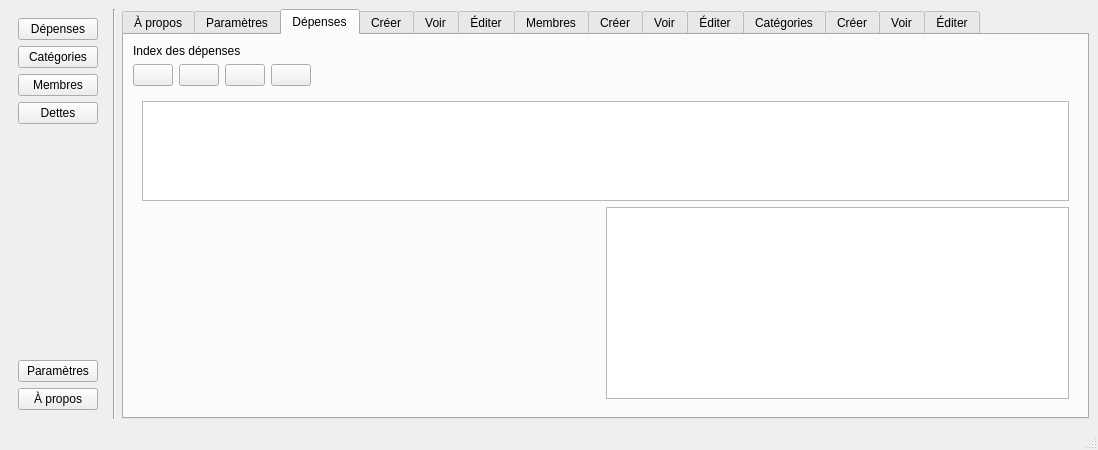
Qt form vues/test.ui (BinarMorker/GP2) before a commit.
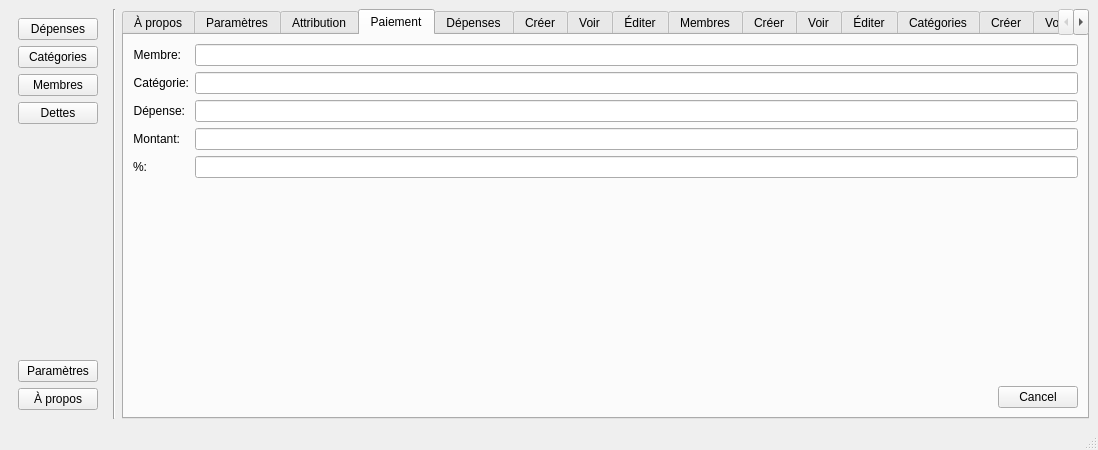
The same form after that commit. Icons and pictures are not drawn.

Commit message: Ajout des vues Attribution et Paiement

```diff
--- a/vues/test.ui
+++ b/vues/test.ui
@@ -107,7 +107,7 @@
        <enum>QTabWidget::North</enum>
       </property>
       <property name="currentIndex">
-       <number>2</number>
+       <number>3</number>
       </property>
       <widget class="QWidget" name="ongletAPropos">
        <attribute name="title">
@@ -188,6 +188,99 @@
        </attribute>
        <layout class="QVBoxLayout" name="verticalLayout_16"/>
       </widget>
+      <widget class="QWidget" name="ongletAttribution">
+       <attribute name="title">
+        <string>Attribution</string>
+       </attribute>
+       <layout class="QVBoxLayout" name="verticalLayout_9">
+        <item>
+         <widget class="QTableView" name="tableView_7"/>
+        </item>
+       </layout>
+      </widget>
+      <widget class="QWidget" name="ongletPaiement">
+       <attribute name="title">
+        <string>Paiement</string>
+       </attribute>
+       <layout class="QVBoxLayout" name="verticalLayout_12">
+        <item>
+         <layout class="QFormLayout" name="formLayout_6">
+          <item row="0" column="0">
+           <widget class="QLabel" name="label_28">
+            <property name="text">
+             <string>Membre:</string>
+            </property>
+            <property name="alignment">
+             <set>Qt::AlignRight|Qt::AlignTrailing|Qt::AlignVCenter</set>
+            </property>
+           </widget>
+          </item>
+          <item row="1" column="0">
+           <widget class="QLabel" name="label_32">
+            <property name="text">
+             <string>Catégorie:</string>
+            </property>
+            <property name="alignment">
+             <set>Qt::AlignRight|Qt::AlignTrailing|Qt::AlignVCenter</set>
+            </property>
+           </widget>
+          </item>
+          <item row="2" column="0">
+           <widget class="QLabel" name="label_33">
+            <property name="text">
+             <string>Dépense:</string>
+            </property>
+            <property name="alignment">
+             <set>Qt::AlignRight|Qt::AlignTrailing|Qt::AlignVCenter</set>
+            </property>
+           </widget>
+          </item>
+          <item row="0" column="1">
+           <widget class="QLineEdit" name="lineEdit_6"/>
+          </item>
+          <item row="1" column="1">
+           <widget class="QLineEdit" name="lineEdit_8"/>
+          </item>
+          <item row="2" column="1">
+           <widget class="QLineEdit" name="lineEdit_9"/>
+          </item>
+          <item row="4" column="1">
+           <widget class="QLineEdit" name="lineEdit_10"/>
+          </item>
+          <item row="3" column="1">
+           <widget class="QLineEdit" name="lineEdit_14"/>
+          </item>
+          <item row="3" column="0">
+           <widget class="QLabel" name="label_34">
+            <property name="text">
+             <string>Montant:</string>
+            </property>
+            <property name="alignment">
+             <set>Qt::AlignRight|Qt::AlignTrailing|Qt::AlignVCenter</set>
+            </property>
+           </widget>
+          </item>
+          <item row="4" column="0">
+           <widget class="QLabel" name="label_35">
+            <property name="text">
+             <string>%:</string>
+            </property>
+            <property name="alignment">
+             <set>Qt::AlignRight|Qt::AlignTrailing|Qt::AlignVCenter</set>
+            </property>
+           </widget>
+          </item>
+         </layout>
+        </item>
+        <item>
+         <widget class="QDialogButtonBox" name="buttonBox_5">
+          <property name="standardButtons">
+           <set>QDialogButtonBox::Cancel</set>
+          </property>
+         </widget>
+        </item>
+       </layout>
+      </widget>
       <widget class="QWidget" name="ongletDepenses">
        <attribute name="title">
         <string>Dépenses</string>
```
Left out of the diff: 14 changed lines with no effect on the pictures. The commit also changes 1 other file.
